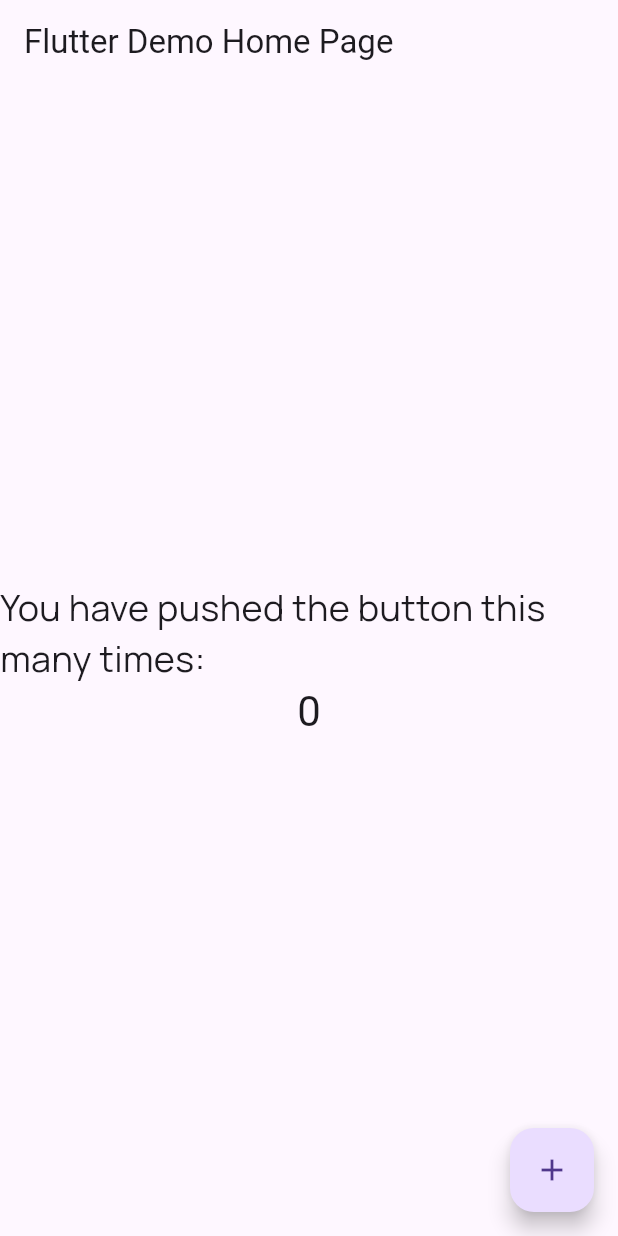
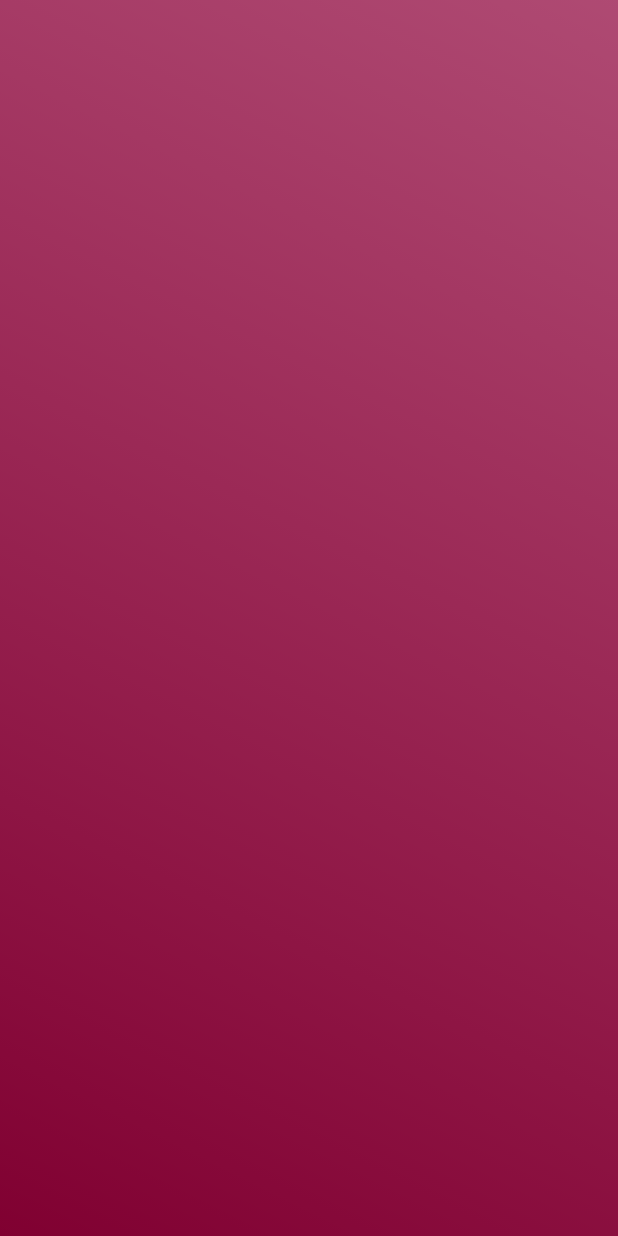
Before and after one commit to khayrulloMe/mabile_bank_group_mmmx, a Flutter app: the first screen one second after launch, on a phone screen of 412 x 824 dp. Run offline on Flutter 3.47's test engine with Material 2 defaults, Android fonts, the light colour scheme and no system bars; our stand-ins replace google_fonts.

Commit message:
splash screen and assets

```diff
--- a/lib/main.dart
+++ b/lib/main.dart
@@ -1,5 +1,6 @@
 import 'package:flutter/material.dart';
-import 'package:google_fonts/google_fonts.dart';
+import 'package:mabile_bank_group_mmmx/screen/intro/intro_screen.dart';
+import 'package:mabile_bank_group_mmmx/screen/splash/splash_screen.dart';
 
 void main() {
   runApp(const MyApp());
@@ -8,6 +9,7 @@ void main() {
 class MyApp extends StatelessWidget {
   const MyApp({super.key});
 
+  // This widget is the root of your application.
   @override
   Widget build(BuildContext context) {
     return MaterialApp(
@@ -17,7 +19,10 @@ class MyApp extends StatelessWidget {
         useMaterial3: true,
         primarySwatch: Colors.blue,
       ),
-      home: const MyHomePage(title: 'Flutter Demo Home Page'),
+      home: SplashScreen(),
+      routes: {
+        IntroScreen.id:(context)=>const IntroScreen(),
+      },
     );
   }
 }
@@ -44,21 +49,14 @@ class _MyHomePageState extends State<MyHomePage> {
   Widget build(BuildContext context) {
     return Scaffold(
       appBar: AppBar(
-        title: Text(
-          widget.title,
-        ),
+        title: Text(widget.title),
       ),
       body: Center(
         child: Column(
           mainAxisAlignment: MainAxisAlignment.center,
           children: <Widget>[
-            Text(
+            const Text(
               'You have pushed the button this many times:',
-              style: GoogleFonts.manrope(
-                  textStyle: const TextStyle(
-                fontSize: 24,
-                fontWeight: FontWeight.normal,
-              )),
             ),
             Text(
               '$_counter',
--- a/lib/screen/splash/splash_screen.dart
+++ b/lib/screen/splash/splash_screen.dart
@@ -0,0 +1,49 @@
+import 'dart:async';
+
+import 'package:flutter/material.dart';
+
+import '../intro/intro_screen.dart';
+
+class SplashScreen extends StatefulWidget {
+  const SplashScreen({Key? key}) : super(key: key);
+
+  @override
+  State<SplashScreen> createState() => _SplashScreenState();
+}
+
+class _SplashScreenState extends State<SplashScreen> {
+
+  @override
+  void initState() {
+    nextScreen(context);
+    super.initState();
+  }
+
+  @override
+  Widget build(BuildContext context) {
+    return Scaffold(
+      body: Builder(
+        builder: (context) {
+          return Container(
+            decoration: const BoxDecoration(
+              gradient: LinearGradient(
+                begin: Alignment.topRight,
+                  end: Alignment.bottomLeft,
+                  colors: [
+                    Color.fromARGB(179, 141, 0, 55),
+                    Color.fromARGB(255, 128, 0, 49),
+                  ]
+              )
+            ),
+          );
+        }
+      ),
+    );
+  }
+
+  nextScreen(BuildContext context) async{
+    Timer.periodic(Duration(seconds: 3), (timer) {
+      Navigator.pushReplacementNamed(context, IntroScreen.id);
+    });
+  }
+}
--- a/pubspec.yaml
+++ b/pubspec.yaml
@@ -24,3 +24,6 @@ dev_dependencies:
 flutter:
 
   uses-material-design: true
+
+  assets:
+    - assets/images/
```
Also changed, not shown: lib/screen/intro/intro_screen.dart (+128 -0 lines), assets/images/anor_logo.png (added), assets/images/eng.png (added), assets/images/ru.png (added), assets/images/uz.png (added).
